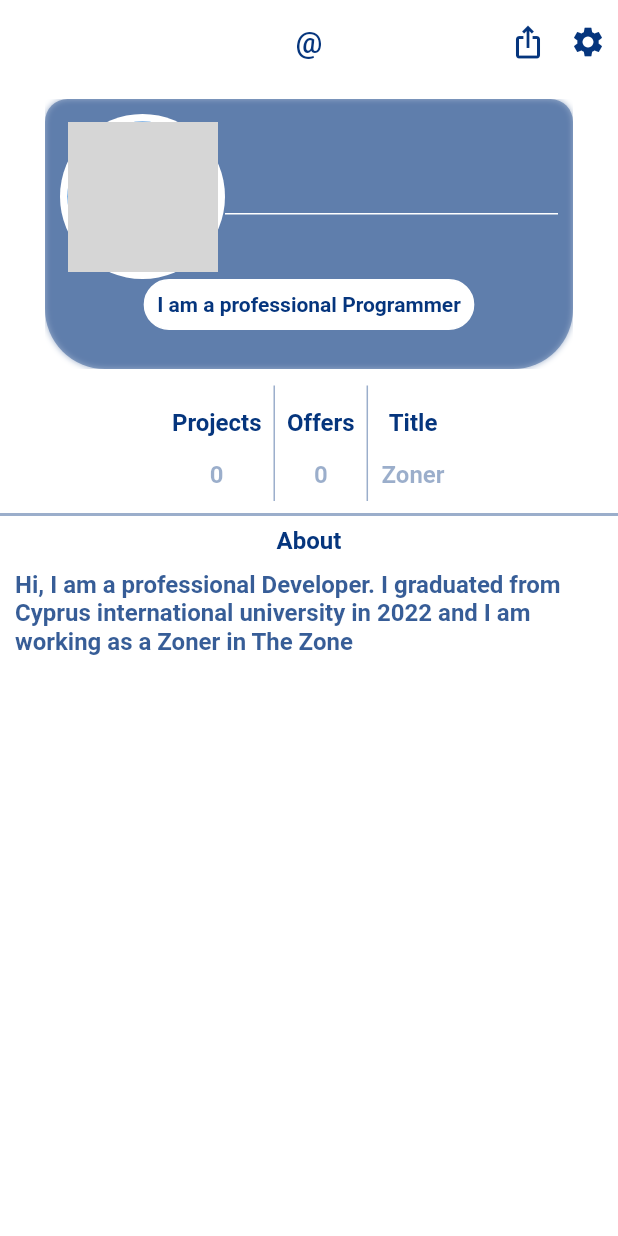
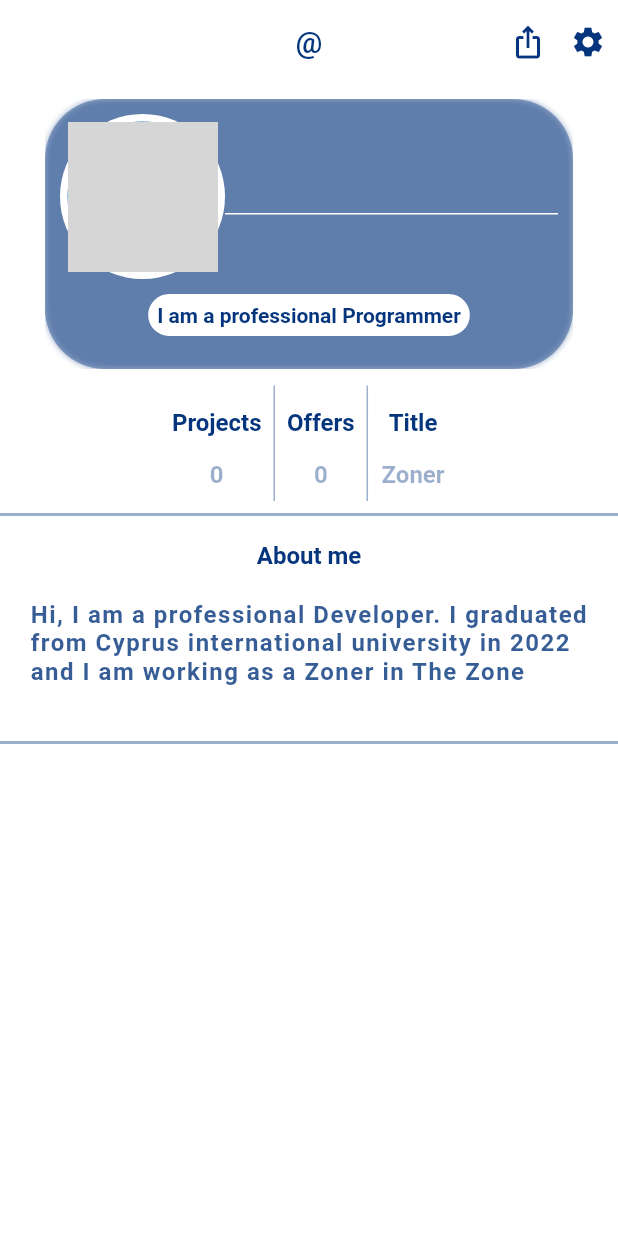
Before and after one commit to mir-barzan/zone, a Flutter app: the profileScreen screen opened directly, on a phone screen of 412 x 824 dp. Run offline on Flutter 3.47's test engine with Material 2 defaults, Android fonts, the phone set to English and light mode, and no system bars; our stand-ins replace cloud_firestore, firebase_auth, firebase_core, persistent_bottom_nav_bar; accounts and stored records are empty; network calls fail; grey boxes are pictures that could not be loaded.

Commit message:
profileScreen.dart

```diff
--- a/lib/screens/mainPages/profileScreen.dart
+++ b/lib/screens/mainPages/profileScreen.dart
@@ -112,8 +112,8 @@ class _profileScreenState extends State<profileScreen> {
                               width: width,
                               decoration: BoxDecoration(
                                 borderRadius: BorderRadius.only(
-                                    topRight: Radius.circular(15.0),
-                                    topLeft: Radius.circular(15.0),
+                                    topRight: Radius.circular(40.0),
+                                    topLeft: Radius.circular(40.0),
                                     bottomRight: Radius.circular(40.0),
                                     bottomLeft: Radius.circular(40.0)),
                                 color: secColor.withOpacity(0.4),
@@ -130,7 +130,7 @@ class _profileScreenState extends State<profileScreen> {
                               width: width,
                               child: Padding(
                                 padding: const EdgeInsets.only(
-                                    left: 10, right: 10, top: 10, bottom: 0),
+                                    left: 10, right: 10, top: 10, bottom: 6),
                                 child: Column(
                                   children: [
                                     Row(
@@ -178,12 +178,13 @@ class _profileScreenState extends State<profileScreen> {
                                         ),
                                       ],
                                     ),
+                                    SizedBox(height: 10,),
                                     Column(
                                       mainAxisAlignment: MainAxisAlignment.center,
                                       children: [
                                         Container(
 
-                                          padding: const EdgeInsets.all(8),
+                                          padding: const EdgeInsets.all(5),
                                           child: Text(
                                             "I am a professional Programmer",
                                             style: TextStyle(
@@ -208,8 +209,8 @@ class _profileScreenState extends State<profileScreen> {
                               ),
                               decoration: BoxDecoration(
                                 borderRadius: BorderRadius.only(
-                                    topRight: Radius.circular(15.0),
-                                    topLeft: Radius.circular(15.0),
+                                    topRight: Radius.circular(40.0),
+                                    topLeft: Radius.circular(40.0),
                                     bottomRight: Radius.circular(40.0),
                                     bottomLeft: Radius.circular(40.0)),
                                 color: secColor.withOpacity(0.4),
@@ -349,9 +350,13 @@ class _profileScreenState extends State<profileScreen> {
 
             ],),
             Divider(thickness: 2,color: secColor.withOpacity(0.4)),
+            SizedBox(
+              height: 10.0,
+            ),
+
             Column(mainAxisAlignment: MainAxisAlignment.center,children: [
               Text(
-                "About",
+                "About me",
                 style: TextStyle(
                     color: secColor,
                     fontSize: 16,
@@ -359,17 +364,25 @@ class _profileScreenState extends State<profileScreen> {
               ),
               Center(
                 child: Container(
-                  padding: EdgeInsets.all(10),
+                  padding: EdgeInsets.all(20),
                   child: Text(
                     "Hi, I am a professional Developer. I graduated from Cyprus international university in 2022 and I am working as a Zoner in The Zone",
                     style: TextStyle(
                         color: secColor.withOpacity(0.8),
                         fontSize: 16,
-                        fontWeight: FontWeight.bold),
+                        fontWeight: FontWeight.bold,
+                      letterSpacing: 1,
+                    ),
                   ),
                 ),
               ),
-            ],)
+            ],),
+            SizedBox(
+              height: 10.0,
+            ),
+
+            Divider(thickness: 2,color: secColor.withOpacity(0.4)),
+
           ],
         ));
   }
```
